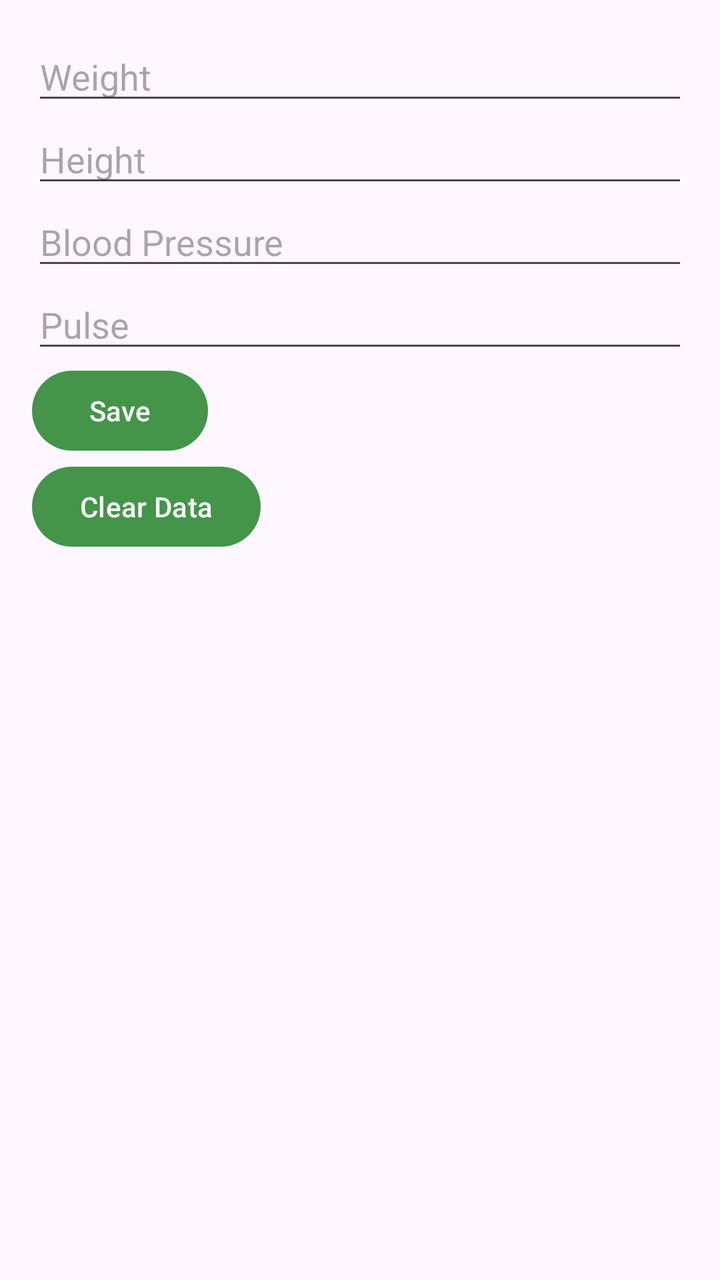
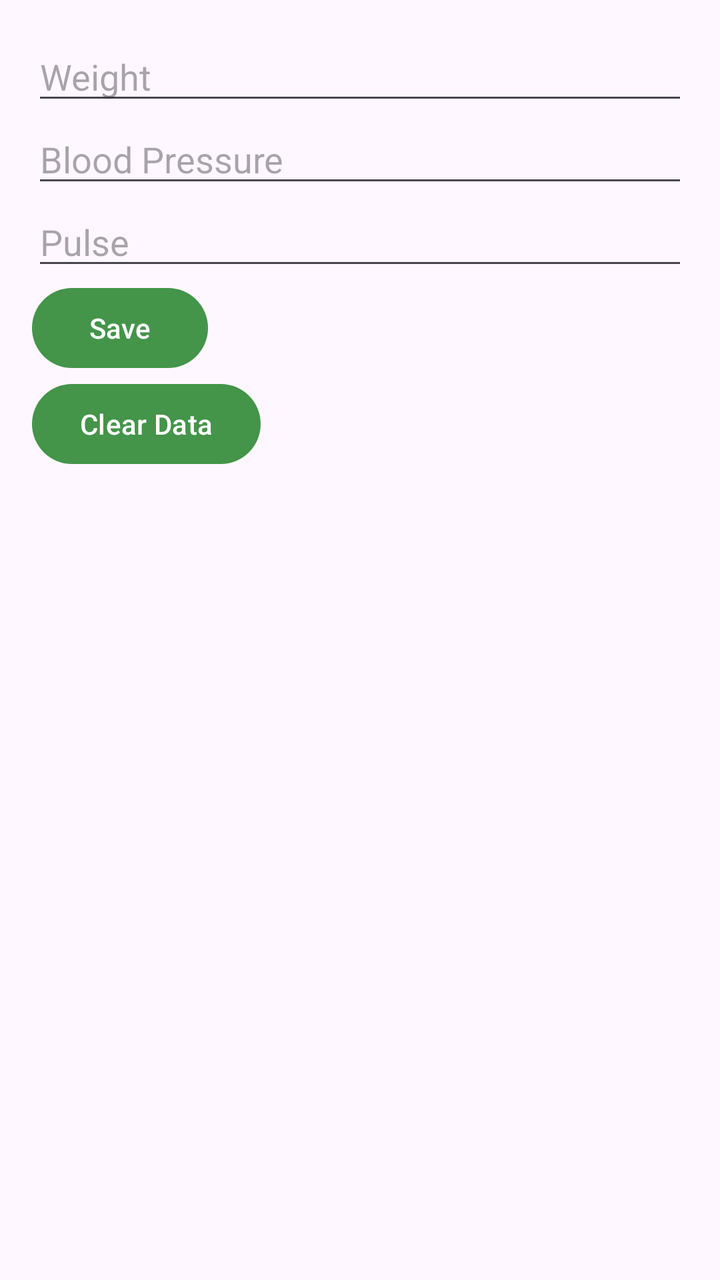

An Android layout rendered at two revisions. The XML below is the earlier revision; the diff shows what the commit changed to produce the second picture.
<!-- AndroidManifest.xml: application theme Theme.MHHP -->
<!-- res/layout/fragment_health_parameters.xml -->
<?xml version="1.0" encoding="utf-8"?>
<LinearLayout xmlns:android="http://schemas.android.com/apk/res/android"
    android:layout_width="match_parent"
    android:layout_height="match_parent"
    android:orientation="vertical"
    android:padding="16dp">

    <EditText
        android:id="@+id/weightInput"
        android:layout_width="match_parent"
        android:layout_height="wrap_content"
        android:hint="Weight" />

    <EditText
        android:id="@+id/heightInput"
        android:layout_width="match_parent"
        android:layout_height="wrap_content"
        android:hint="Height" />

    <EditText
        android:id="@+id/bloodPressureInput"
        android:layout_width="match_parent"
        android:layout_height="wrap_content"
        android:hint="Blood Pressure" />

    <EditText
        android:id="@+id/pulseInput"
        android:layout_width="match_parent"
        android:layout_height="wrap_content"
        android:hint="Pulse" />

    <Button
        android:id="@+id/saveButton"
        android:layout_width="wrap_content"
        android:layout_height="wrap_content"
        android:text="Save" />
    <Button
        android:id="@+id/clearDataButton"
        android:layout_width="wrap_content"
        android:layout_height="wrap_content"
        android:text="Clear Data" />


</LinearLayout>
<!-- resources referenced by this layout -->
<resources>
  <style name="Theme.MHHP" parent="Base.Theme.MHHP" />
  <style name="Base.Theme.MHHP" parent="Theme.Material3.DayNight.NoActionBar">
          
          
          <item name="colorPrimary">@color/clown</item>
      </style>
  <color name="clown">#44944a</color>
</resources>

<!-- the commit's change to res/layout/fragment_health_parameters.xml (unified diff, before → after) -->
@@ -10,12 +10,6 @@
         android:layout_width="match_parent"
         android:layout_height="wrap_content"
         android:hint="Weight" />
-
-    <EditText
-        android:id="@+id/heightInput"
-        android:layout_width="match_parent"
-        android:layout_height="wrap_content"
-        android:hint="Height" />
 
     <EditText
         android:id="@+id/bloodPressureInput"
